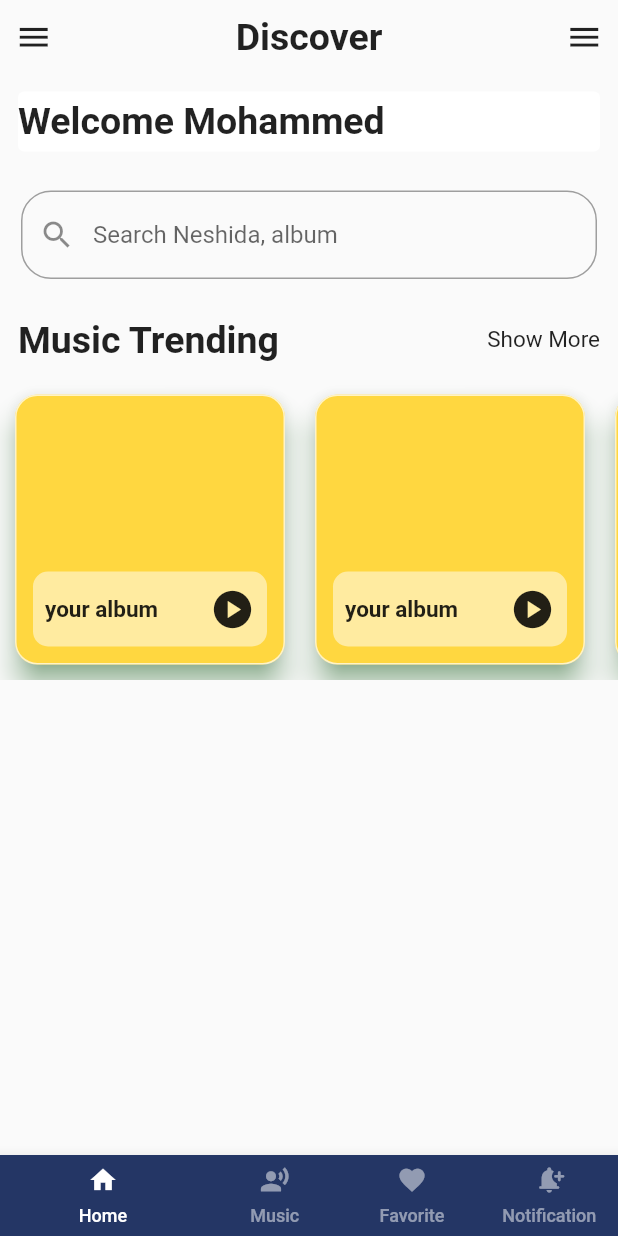
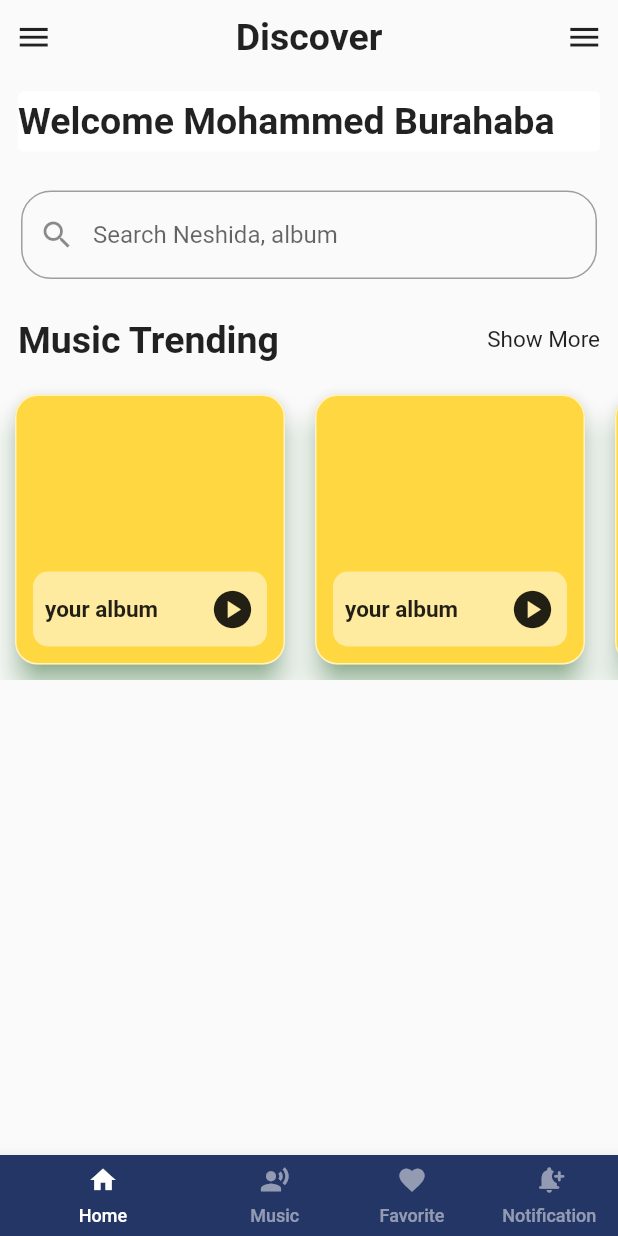
Before and after one commit to miami12/musicapp1, a Flutter app: the screen it shows after launch, on a phone screen of 412 x 824 dp. Run offline on Flutter 3.47's test engine with Material 2 defaults, Android fonts, the phone set to English and light mode, and no system bars; our stand-ins replace get.

Commit message:
second comit

```diff
--- a/lib/pages/Home.dart
+++ b/lib/pages/Home.dart
@@ -56,7 +56,7 @@ class _HomePageState extends State<HomePage> {
                     child: Row(
                       children: [
                         Text(
-                          "Welcome Mohammed",
+                          "Welcome Mohammed Burahaba",
                           style: TextStyle(
                               fontWeight: FontWeight.bold, fontSize: 25.0),
                         ),
```
